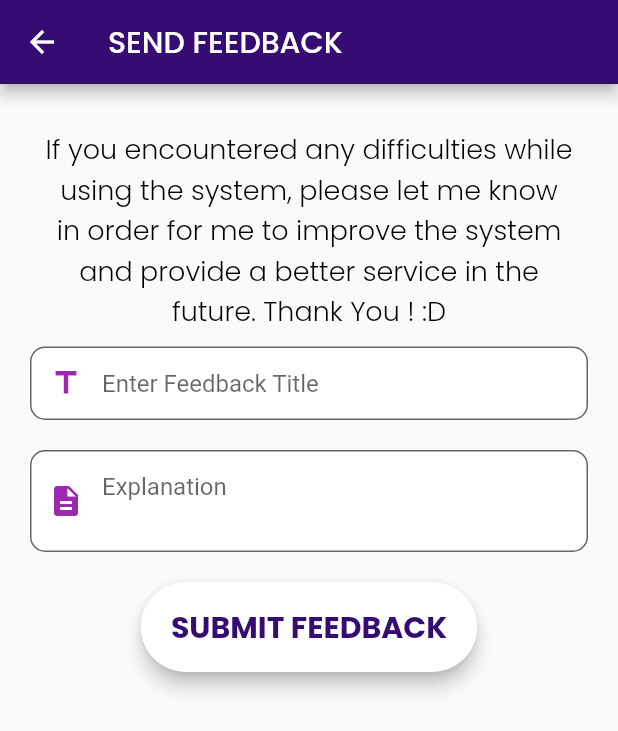
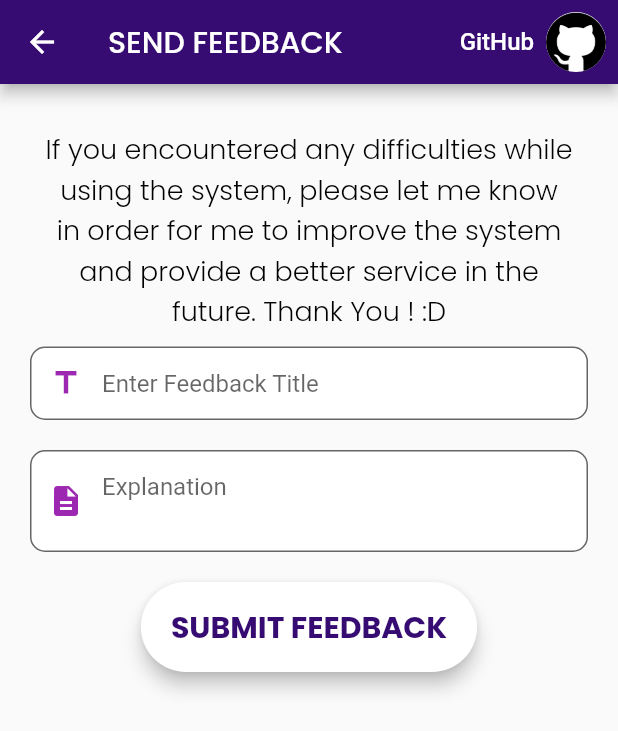
Before and after one commit to datsabahandude/Profit_Inventory_Management_System, a Flutter app: the FeedbackPage screen opened directly, on a phone screen of 412 x 824 dp. Shown: the top 731 px of the screen. Run offline on Flutter 3.47's test engine with Material 2 defaults, Android fonts, the phone set to English and light mode, and no system bars; our stand-ins replace cloud_firestore, firebase_auth, firebase_core, firebase_storage, flutter_speed_dial, fluttertoast and 4 more; accounts and stored records are empty.

Commit message:
add github popup #19

```diff
--- a/lib/feedbackPage.dart
+++ b/lib/feedbackPage.dart
@@ -4,6 +4,7 @@ import 'package:flutter/material.dart';
 import 'package:fluttertoast/fluttertoast.dart';
 import 'package:dummytest/homePage.dart';
 import 'package:google_fonts/google_fonts.dart';
+import 'package:url_launcher/url_launcher.dart';
 import 'models/feedback_model.dart';
 import 'models/user_model.dart';
 
@@ -140,6 +141,24 @@ class MapScreenState extends State<FeedbackPage> {
           'SEND FEEDBACK',
           style: GoogleFonts.poppins(),
         ),
+        actions: [
+          TextButton.icon(
+              onPressed: () {
+                _launchUrl();
+              },
+              icon: const Text(
+                'GitHub',
+                style: TextStyle(color: Colors.white, fontSize: 16),
+              ),
+              label:
+                  // ClipOval(
+                  //   child: Image.asset('images/github-logo.png', fit: BoxFit.cover),
+                  // ),
+                  const CircleAvatar(
+                backgroundImage: AssetImage('images/github-logo.png'),
+                backgroundColor: Colors.white,
+              ))
+        ],
       ),
       body: Container(
         padding: const EdgeInsets.all(20.0),
@@ -231,4 +250,12 @@ class MapScreenState extends State<FeedbackPage> {
         MaterialPageRoute(builder: (context) => const HomePage()),
         (route) => false);
   }
+
+  /// Github Profile
+  Future<void> _launchUrl() async {
+    final Uri _url = Uri.parse('https://github.com/datsabahandude');
+    if (!await launchUrl(_url)) {
+      throw Exception('Could not launch $_url');
+    }
+  }
 }
--- a/pubspec.yaml
+++ b/pubspec.yaml
@@ -25,6 +25,7 @@ dependencies:
   google_fonts: ^3.0.1
   shimmer: ^2.0.0
   lottie: ^2.2.0
+  url_launcher: ^6.1.10
 
 dev_dependencies:
   flutter_test:
```
Also changed, not shown: images/github-logo.png (added), pubspec.lock, 1 other file.
